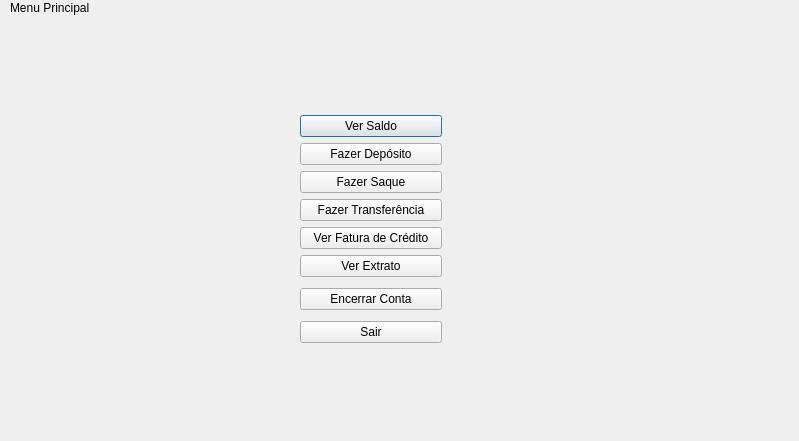
This is Projeto/menuprincipal.ui in YagoConstantino/SistemaBancario as Qt 5 draws it before an edit. The edited form follows.
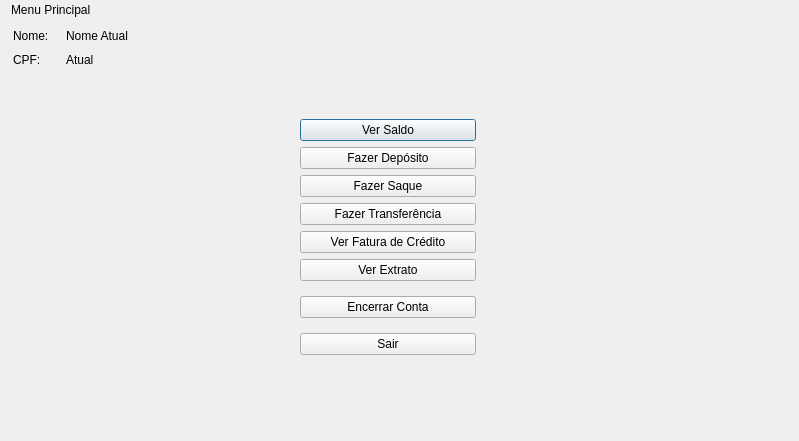
This is the edited form. Icons and pictures are not drawn.

```diff
--- a/Projeto/menuprincipal.ui
+++ b/Projeto/menuprincipal.ui
@@ -16,10 +16,10 @@
   <widget class="QLabel" name="label">
    <property name="geometry">
     <rect>
-     <x>10</x>
-     <y>0</y>
-     <width>91</width>
-     <height>16</height>
+     <x>11</x>
+     <y>1</y>
+     <width>100</width>
+     <height>18</height>
     </rect>
    </property>
    <property name="text">
@@ -31,8 +31,8 @@
     <rect>
      <x>300</x>
      <y>110</y>
-     <width>142</width>
-     <height>238</height>
+     <width>176</width>
+     <height>254</height>
     </rect>
    </property>
    <layout class="QVBoxLayout" name="verticalLayout_2">
@@ -129,6 +129,58 @@
     </item>
    </layout>
   </widget>
+  <widget class="QLabel" name="Nomelabel">
+   <property name="geometry">
+    <rect>
+     <x>66</x>
+     <y>27</y>
+     <width>80</width>
+     <height>18</height>
+    </rect>
+   </property>
+   <property name="text">
+    <string>Nome Atual</string>
+   </property>
+  </widget>
+  <widget class="QLabel" name="CPFlabel">
+   <property name="geometry">
+    <rect>
+     <x>66</x>
+     <y>51</y>
+     <width>36</width>
+     <height>18</height>
+    </rect>
+   </property>
+   <property name="text">
+    <string>Atual</string>
+   </property>
+  </widget>
+  <widget class="QLabel" name="label_2">
+   <property name="geometry">
+    <rect>
+     <x>13</x>
+     <y>27</y>
+     <width>45</width>
+     <height>18</height>
+    </rect>
+   </property>
+   <property name="text">
+    <string>Nome:</string>
+   </property>
+  </widget>
+  <widget class="QLabel" name="label_3">
+   <property name="geometry">
+    <rect>
+     <x>13</x>
+     <y>51</y>
+     <width>30</width>
+     <height>18</height>
+    </rect>
+   </property>
+   <property name="text">
+    <string>CPF:</string>
+   </property>
+  </widget>
  </widget>
  <tabstops>
   <tabstop>Saque</tabstop>
```
Left out of the diff: 2 changed lines with no effect on the pictures.
